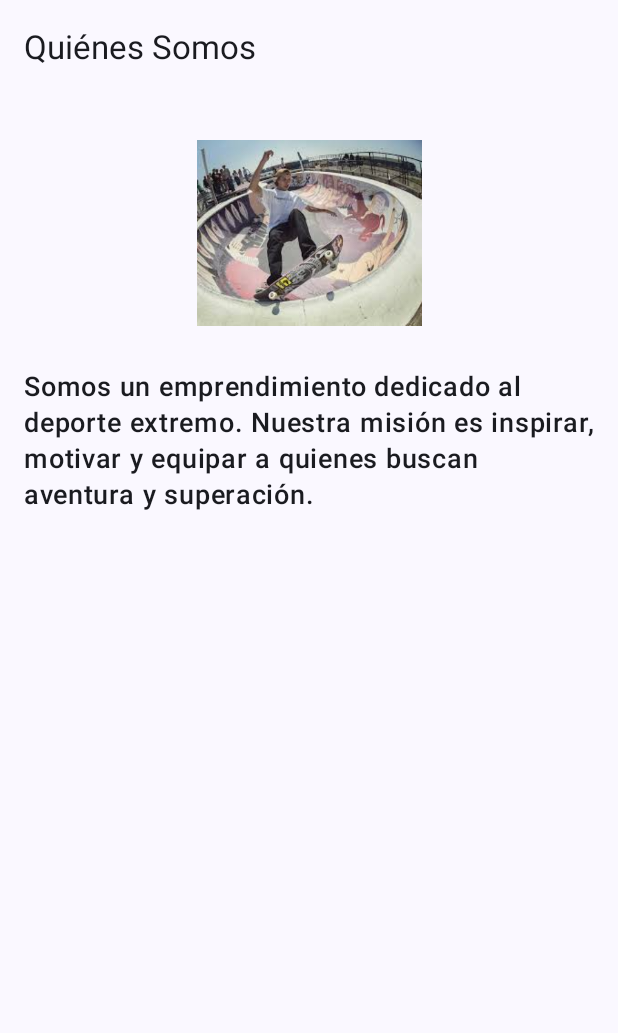
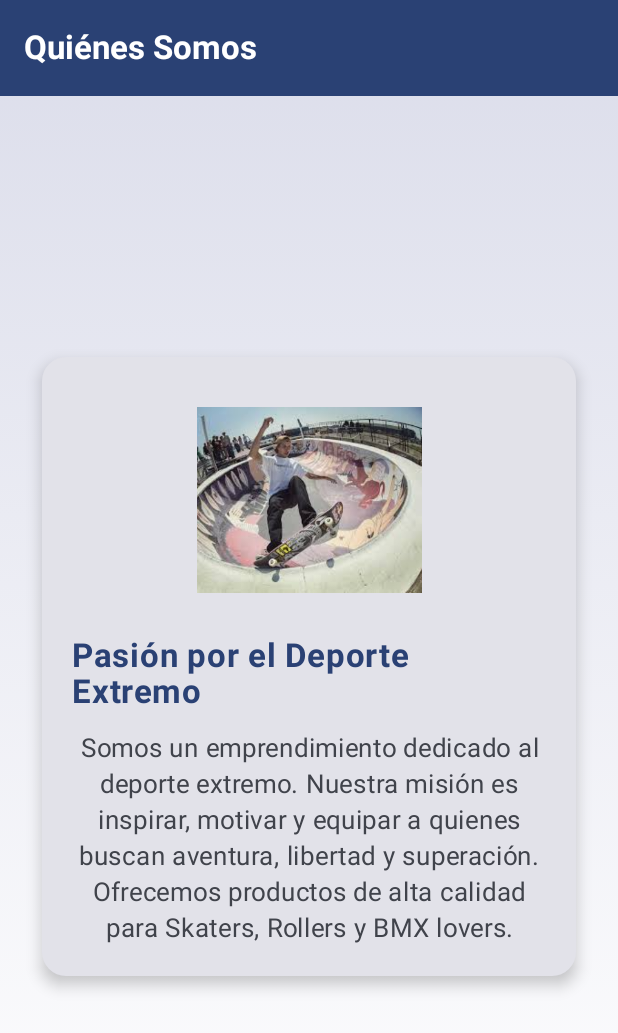
Before and after one commit to Benjacpw/ProyectoKotline, an Android app built with Jetpack Compose: the QuienesSomosScreen screen opened through its navigation route, on a phone screen of 412 x 824 dp. Shown: the top 1033 px of the screen. Run offline under Robolectric (Android 15) with nearby library versions, the phone set to English and light mode, and no system bars; our stand-ins replace Room's generated code.

```diff
--- a/app/src/main/java/com/example/avance/AdminHomeScreen.kt
+++ b/app/src/main/java/com/example/avance/AdminHomeScreen.kt
@@ -25,7 +25,11 @@ fun AdminHomeScreen(navController: NavHostController) {
             Column(horizontalAlignment = Alignment.CenterHorizontally) {
                 Text("Bienvenido, Administrador 🔑", style = MaterialTheme.typography.headlineSmall)
                 Spacer(modifier = Modifier.height(20.dp))
-                Button(onClick = { navController.popBackStack("login", inclusive = false) }) {
+                Button(onClick = { navController.navigate("quienes_somos") }) {
+                    Text("Ir a Quiénes Somos")
+                }
+                Spacer(modifier = Modifier.height(20.dp))
+                OutlinedButton(onClick = { navController.popBackStack("login", inclusive = false) }) {
                     Text("Cerrar sesión")
                 }
             }
@@ -33,6 +37,7 @@ fun AdminHomeScreen(navController: NavHostController) {
     }
 }
 
+
 @Preview(showBackground = true)
 @Composable
 fun AdminHomeScreenPreview() {
--- a/app/src/main/java/com/example/avance/LoginScreen.kt
+++ b/app/src/main/java/com/example/avance/LoginScreen.kt
@@ -59,16 +59,17 @@ fun LoginScreen(navController: NavHostController) {
                     when {
                     username == "admin" && password == "admin123" -> {
                         errorMessage = ""
-                            navController.navigate("menu/admin") {
+                        navController.navigate("home_admin") {
                             popUpTo("login") { inclusive = true }
                         }
                     }
                     username == "user" && password == "user123" -> {
                         errorMessage = ""
-                            navController.navigate("menu/user") {
+                        navController.navigate("home_user") {
                             popUpTo("login") { inclusive = true }
                         }
                     }
+
                     else -> {
                             errorMessage = "Credenciales incorrectas"
                         }
--- a/app/src/main/java/com/example/avance/MainActivity.kt
+++ b/app/src/main/java/com/example/avance/MainActivity.kt
@@ -3,10 +3,8 @@ package com.example.avance
 import android.os.Bundle
 import androidx.activity.ComponentActivity
 import androidx.activity.compose.setContent
-import androidx.compose.material3.*
-import androidx.compose.runtime.Composable
-import androidx.compose.ui.tooling.preview.Preview
-import androidx.navigation.compose.*
+import androidx.compose.material3.MaterialTheme
+import androidx.compose.material3.Surface
 import com.example.avance.ui.theme.AvanceTheme
 
 class MainActivity : ComponentActivity() {
@@ -14,27 +12,10 @@ class MainActivity : ComponentActivity() {
         super.onCreate(savedInstanceState)
         setContent {
             AvanceTheme {
-                MyApp()
+                Surface(color = MaterialTheme.colorScheme.background) {
+                    AppNavigation()  // ✅ Usa el NavHost correcto
+                }
             }
         }
     }
 }
-
-@Composable
-fun MyApp() {
-    val navController = rememberNavController()
-    NavHost(navController = navController, startDestination = "login") {
-        composable("login") { LoginScreen(navController) }
-        composable("menu/admin") { MenuScreen(navController, isAdmin = true) }
-        composable("menu/user") { MenuScreen(navController, isAdmin = false) }
-        composable("quienes_somos") { QuienesSomosScreen() }
-    }
-}
-
-@Preview(showBackground = true)
-@Composable
-fun MyAppPreview() {
-    AvanceTheme {
-        MyApp()
-    }
-}
--- a/app/src/main/java/com/example/avance/MenuScreen.kt
+++ b/app/src/main/java/com/example/avance/MenuScreen.kt
@@ -1,5 +1,4 @@
 package com.example.avance
-
 
 import androidx.compose.foundation.layout.*
 import androidx.compose.material3.*
@@ -36,11 +35,9 @@ fun MenuScreen(navController: NavHostController, isAdmin: Boolean) {
             }
 
             Spacer(modifier = Modifier.height(16.dp))
-            }
 
             // 👇 Solo visible para admin
             if (isAdmin) {
-                Spacer(modifier = Modifier.height(16.dp))
                 Button(
                     onClick = { navController.navigate("panel_admin") },
                     modifier = Modifier.fillMaxWidth(),
@@ -51,9 +48,18 @@ fun MenuScreen(navController: NavHostController, isAdmin: Boolean) {
                     Text("Panel de Administración")
                 }
             }
+
+            Spacer(modifier = Modifier.height(16.dp))
+
+            OutlinedButton(
+                onClick = { navController.popBackStack("login", inclusive = false) },
+                modifier = Modifier.fillMaxWidth()
+            ) {
+                Text("Cerrar sesión")
+            }
         }
     }
-
+}
 
 @Preview(showBackground = true)
 @Composable
--- a/app/src/main/java/com/example/avance/NavHost.kt
+++ b/app/src/main/java/com/example/avance/NavHost.kt
@@ -1,29 +1,31 @@
 package com.example.avance
 
 import androidx.compose.runtime.Composable
+import androidx.compose.ui.platform.LocalContext
+import androidx.lifecycle.viewmodel.compose.viewModel
 import androidx.navigation.compose.NavHost
 import androidx.navigation.compose.composable
 import androidx.navigation.compose.rememberNavController
+import com.example.avance.data.ProductRepository
+import com.example.avance.data.AppDatabase  // o el nombre real de tu base
 import com.example.avance.viewmodel.ProductosViewModel
-import androidx.lifecycle.viewmodel.compose.viewModel
 
 @Composable
 fun AppNavigation() {
     val navController = rememberNavController()
-    val productosViewModel: ProductosViewModel = viewModel()
+    val context = LocalContext.current
+
+    val database = AppDatabase.getInstance(context)
+    val repo = ProductRepository(database.productoDao())
+
+    val productosViewModel: ProductosViewModel =
+        viewModel(factory = ProductosViewModel.Factory(repo))
 
     NavHost(navController, startDestination = "login") {
-
         composable("login") { LoginScreen(navController) }
-
-        composable("menu/admin") { MenuScreen(navController, isAdmin = true) }
-
-        composable("menu/user") { MenuScreen(navController, isAdmin = false) }
-
+        composable("home_admin") { AdminHomeScreen(navController) }
+        composable("home_user") { UserHomeScreen(navController) }
         composable("quienes_somos") { QuienesSomosScreen() }
-
-        composable("productos") {
-            ProductosScreen(viewModel = productosViewModel)
-        }
+        composable("productos") { ProductosScreen(viewModel = productosViewModel) }
     }
 }
--- a/app/src/main/java/com/example/avance/QuienesSomosScreen.kt
+++ b/app/src/main/java/com/example/avance/QuienesSomosScreen.kt
@@ -1,17 +1,21 @@
 package com.example.avance
 
 import androidx.compose.foundation.Image
+import androidx.compose.foundation.background
 import androidx.compose.foundation.layout.*
+import androidx.compose.foundation.shape.RoundedCornerShape
 import androidx.compose.material3.*
 import androidx.compose.runtime.Composable
 import androidx.compose.ui.Alignment
 import androidx.compose.ui.Modifier
+import androidx.compose.ui.graphics.Brush
+import androidx.compose.ui.graphics.Color
 import androidx.compose.ui.res.painterResource
 import androidx.compose.ui.text.font.FontWeight
+import androidx.compose.ui.text.style.TextAlign
+import androidx.compose.ui.tooling.preview.Preview
 import androidx.compose.ui.unit.dp
 import androidx.compose.ui.unit.sp
-import androidx.compose.ui.tooling.preview.Preview
-import com.example.avance.R
 
 @OptIn(ExperimentalMaterial3Api::class)
 @Composable
@@ -19,28 +23,70 @@ fun QuienesSomosScreen() {
     Scaffold(
         topBar = {
             TopAppBar(
-                title = { Text("Quiénes Somos") }
+                title = { Text("Quiénes Somos", fontWeight = FontWeight.Bold) },
+                colors = TopAppBarDefaults.topAppBarColors(
+                    containerColor = MaterialTheme.colorScheme.primary,
+                    titleContentColor = Color.White
+                )
             )
         }
     ) { padding ->
+        Box(
+            modifier = Modifier
+                .fillMaxSize()
+                .background(
+                    Brush.verticalGradient(
+                        colors = listOf(
+                            MaterialTheme.colorScheme.primary.copy(alpha = 0.15f),
+                            Color.White
+                        )
+                    )
+                )
+                .padding(padding)
+                .padding(16.dp),
+            contentAlignment = Alignment.Center
+        ) {
+            Card(
+                modifier = Modifier
+                    .fillMaxWidth()
+                    .padding(12.dp),
+                elevation = CardDefaults.cardElevation(6.dp),
+                shape = RoundedCornerShape(16.dp)
+            ) {
                 Column(
                     modifier = Modifier
-                .fillMaxSize()
-                .padding(padding)
-                .padding(16.dp),
+                        .padding(20.dp)
+                        .fillMaxWidth(),
                     horizontalAlignment = Alignment.CenterHorizontally
                 ) {
                     Image(
-                painter = painterResource(id = R.drawable.skate),
+                        painter = painterResource(id = R.drawable.skate1),
                         contentDescription = "Nuestros Deportes!",
                         modifier = Modifier.size(150.dp)
                     )
+
                     Spacer(modifier = Modifier.height(16.dp))
+
                     Text(
-                text = "Somos un emprendimiento dedicado al deporte extremo. Nuestra misión es inspirar, motivar y equipar a quienes buscan aventura y superación.",
-                fontSize = 18.sp,
-                fontWeight = FontWeight.Medium
+                        text = "Pasión por el Deporte Extremo",
+                        fontWeight = FontWeight.Bold,
+                        fontSize = 22.sp,
+                        color = MaterialTheme.colorScheme.primary
                     )
+
+                    Spacer(modifier = Modifier.height(12.dp))
+
+                    Text(
+                        text = "Somos un emprendimiento dedicado al deporte extremo. " +
+                                "Nuestra misión es inspirar, motivar y equipar a quienes buscan aventura, libertad y superación. " +
+                                "Ofrecemos productos de alta calidad para Skaters, Rollers y BMX lovers.",
+                        fontSize = 17.sp,
+                        lineHeight = 24.sp,
+                        textAlign = TextAlign.Center,
+                        color = MaterialTheme.colorScheme.onSurfaceVariant
+                    )
+                }
+            }
         }
     }
 }
--- a/app/src/main/java/com/example/avance/UserHomeScreen.kt
+++ b/app/src/main/java/com/example/avance/UserHomeScreen.kt
@@ -25,7 +25,11 @@ fun UserHomeScreen(navController: NavHostController) {
             Column(horizontalAlignment = Alignment.CenterHorizontally) {
                 Text("Bienvenido, Usuario 👤", style = MaterialTheme.typography.headlineSmall)
                 Spacer(modifier = Modifier.height(20.dp))
-                Button(onClick = { navController.popBackStack("login", inclusive = false) }) {
+                Button(onClick = { navController.navigate("quienes_somos") }) {
+                    Text("Ir a Quiénes Somos")
+                }
+                Spacer(modifier = Modifier.height(20.dp))
+                OutlinedButton(onClick = { navController.popBackStack("login", inclusive = false) }) {
                     Text("Cerrar sesión")
                 }
             }
@@ -33,6 +37,7 @@ fun UserHomeScreen(navController: NavHostController) {
     }
 }
 
+
 @Preview(showBackground = true)
 @Composable
 fun UserHomeScreenPreview() {
--- a/app/src/main/java/com/example/avance/data/AppDatabase.kt
+++ b/app/src/main/java/com/example/avance/data/AppDatabase.kt
@@ -5,10 +5,8 @@ import androidx.room.Database
 import androidx.room.Room
 import androidx.room.RoomDatabase
 import androidx.sqlite.db.SupportSQLiteDatabase
-import com.example.avance.data.Producto
-import com.example.avance.data.CarritoItem
-import com.example.avance.data.CarritoDao
 import kotlinx.coroutines.CoroutineScope
+import kotlinx.coroutines.GlobalScope
 import kotlinx.coroutines.launch
 
 @Database(entities = [Producto::class, CarritoItem::class], version = 1)
@@ -19,7 +17,7 @@ abstract class AppDatabase : RoomDatabase() {
     companion object {
         @Volatile private var INSTANCE: AppDatabase? = null
 
-        fun getInstance(context: Context, scope: CoroutineScope): AppDatabase {
+        fun getInstance(context: Context, scope: CoroutineScope = GlobalScope): AppDatabase {
             return INSTANCE ?: synchronized(this) {
                 val instance = Room.databaseBuilder(
                     context.applicationContext,
@@ -38,18 +36,15 @@ abstract class AppDatabase : RoomDatabase() {
     private class DatabaseCallback(private val scope: CoroutineScope) : Callback() {
         override fun onCreate(db: SupportSQLiteDatabase) {
             super.onCreate(db)
-            // precarga asincrónica
             INSTANCE?.let { database ->
                 scope.launch {
                     val productoDao = database.productoDao()
                     val ejemplos = listOf(
-                        // Skate
                         Producto(nombre = "Tabla Skate A", precio = 150.0, descripcion = "Tabla profesional", categoria = "Skate"),
                         Producto(nombre = "Tabla Skate B", precio = 120.0, descripcion = "Tabla para principiantes", categoria = "Skate"),
-                        // Roller
                         Producto(nombre = "Roller Pro", precio = 200.0, descripcion = "Roller de competición", categoria = "Roller"),
                         Producto(nombre = "Roller Básico", precio = 80.0, descripcion = "Roller para recreación", categoria = "Roller"),
-                        // BMX
+
                         Producto(nombre = "BMX Xtreme", precio = 350.0, descripcion = "BMX para trucos", categoria = "BMX"),
                         Producto(nombre = "BMX Urban", precio = 300.0, descripcion = "BMX urbana", categoria = "BMX")
                     )
--- a/app/src/main/java/com/example/avance/viewmodel/ProductosViewModel.kt
+++ b/app/src/main/java/com/example/avance/viewmodel/ProductosViewModel.kt
@@ -1,6 +1,7 @@
 package com.example.avance.viewmodel
 
 import androidx.lifecycle.ViewModel
+import androidx.lifecycle.ViewModelProvider
 import androidx.lifecycle.viewModelScope
 import com.example.avance.data.ProductRepository
 import com.example.avance.data.Producto
@@ -18,4 +19,12 @@ class ProductosViewModel(private val repo: ProductRepository) : ViewModel() {
     fun actualizar(producto: Producto) = viewModelScope.launch { repo.actualizar(producto) }
     fun eliminar(producto: Producto) = viewModelScope.launch { repo.eliminar(producto) }
     suspend fun obtener(id: Long): Producto? = repo.obtener(id)
+
+    // ✅ Factory para poder crearlo desde Compose
+    class Factory(private val repo: ProductRepository) : ViewModelProvider.Factory {
+        @Suppress("UNCHECKED_CAST")
+        override fun <T : ViewModel> create(modelClass: Class<T>): T {
+            return ProductosViewModel(repo) as T
+        }
+    }
 }
```
Also changed, not shown: app/src/main/res/drawable/skate1.jpg (renamed from app/src/main/res/drawable/skate.jpg). Lines whose indentation alone changed are shown as unchanged.
